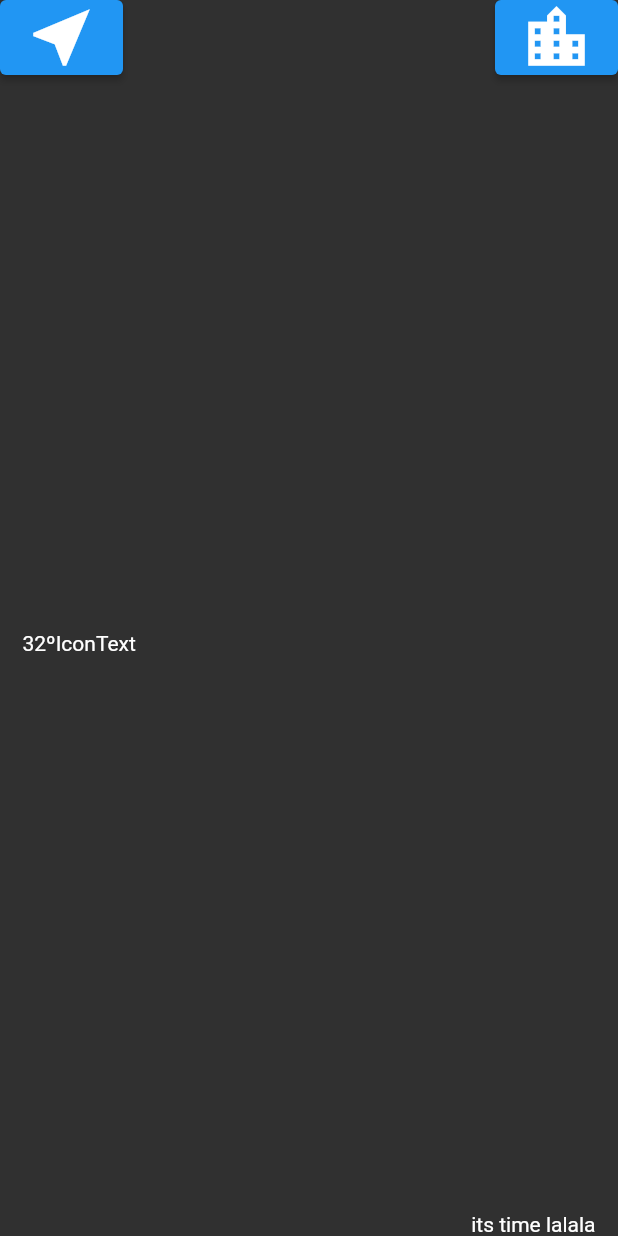
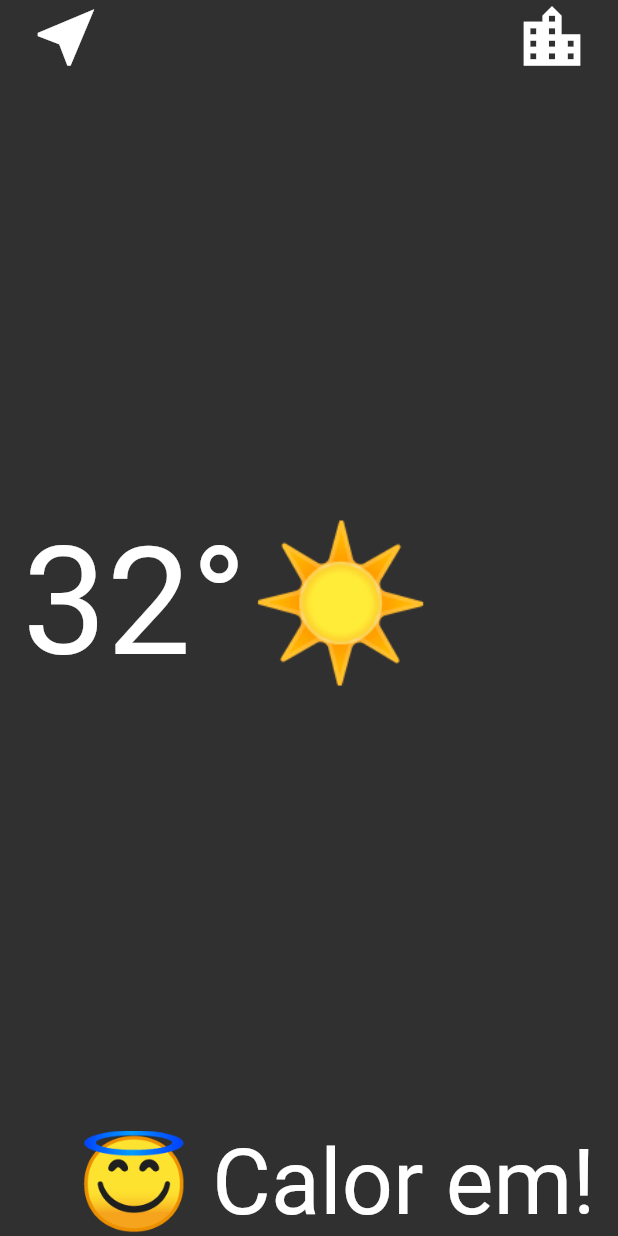
Before and after one commit to gcoutinho1/weather, a Flutter app: the LocationScreen screen opened directly, on a phone screen of 412 x 824 dp. Run offline on Flutter 3.47's test engine with Material 2 defaults, Android fonts, the phone set to English and light mode, and no system bars; our stand-ins replace flutter_spinkit, geolocator, google_fonts; network calls fail.

```diff
--- a/lib/screens/loading_screen.dart
+++ b/lib/screens/loading_screen.dart
@@ -1,4 +1,6 @@
 import 'package:flutter/material.dart';
+import 'package:flutter_spinkit/flutter_spinkit.dart';
+import 'package:weather/screens/location_screen.dart';
 import 'package:weather/services/location.dart';
 import 'package:weather/services/networking.dart';
 import 'package:weather/utils/api/api_key.dart';
@@ -24,11 +26,10 @@ class _LoadingScreenState extends State<LoadingScreen> {
   Widget build(BuildContext context) {
     return Scaffold(
       body: Center(
-        child: ElevatedButton(
-            onPressed: () {
-              getLocationData();
-            },
-            child: Text('Sua localização')),
+        child: SpinKitSpinningLines(
+          color: Colors.orangeAccent,
+          size: 100,
+        ),
       ),
     );
   }
@@ -44,5 +45,7 @@ class _LoadingScreenState extends State<LoadingScreen> {
         'https://api.openweathermap.org/data/2.5/weather?lat=$latitude&lon=$longitude&appid=$apiKey');
 
     var weatherData = await netWorkHelper.getData();
+    Navigator.push(
+        context, MaterialPageRoute(builder: (context) => LocationScreen()));
   }
 }
--- a/lib/screens/location_screen.dart
+++ b/lib/screens/location_screen.dart
@@ -1,10 +1,11 @@
 import 'package:flutter/material.dart';
+import 'package:google_fonts/google_fonts.dart';
+
+import '../utils/constants.dart';
 
 class LocationScreen extends StatefulWidget {
-  const LocationScreen({Key? key}) : super(key: key);
-
   @override
-  State<LocationScreen> createState() => _LocationScreenState();
+  _LocationScreenState createState() => _LocationScreenState();
 }
 
 class _LocationScreenState extends State<LocationScreen> {
@@ -12,49 +13,66 @@ class _LocationScreenState extends State<LocationScreen> {
   Widget build(BuildContext context) {
     return Scaffold(
       body: Container(
-        decoration: BoxDecoration(),
+        // decoration: BoxDecoration(
+        //   // image: DecorationImage(
+        //   //   image: AssetImage('images/location_background.jpg'),
+        //   //   fit: BoxFit.cover,
+        //   //   colorFilter: ColorFilter.mode(
+        //   //       Colors.white.withOpacity(0.8), BlendMode.dstATop),
+        //   // ),
+        // ),
+        // constraints: BoxConstraints.expand(),
+        child: SafeArea(
           child: Column(
             mainAxisAlignment: MainAxisAlignment.spaceBetween,
             crossAxisAlignment: CrossAxisAlignment.stretch,
-          children: [
+            children: <Widget>[
               Row(
                 mainAxisAlignment: MainAxisAlignment.spaceBetween,
-              children: [
-                ElevatedButton(
+                children: <Widget>[
+                  FlatButton(
                     onPressed: () {},
                     child: Icon(
                       Icons.near_me,
-                    size: 50,
+                      size: 50.0,
                     ),
                   ),
-                ElevatedButton(
+                  FlatButton(
                     onPressed: () {},
                     child: Icon(
                       Icons.location_city,
-                    size: 50,
+                      size: 50.0,
                     ),
                   ),
                 ],
               ),
               Padding(
-              padding: EdgeInsets.only(left: 15),
+                padding: EdgeInsets.only(left: 15.0),
                 child: Row(
-                children: [
-                  Text('32º'),
-                  Text('IconText'),
+                  children: <Widget>[
+                    Text(
+                      '32°',
+                      style: GoogleFonts.roboto(fontSize: 100),
+                    ),
+                    Text(
+                      '☀️',
+                      style: kConditionTextStyle,
+                    ),
                   ],
                 ),
               ),
               Padding(
-              padding: EdgeInsets.only(right: 15),
+                padding: EdgeInsets.only(right: 15.0),
                 child: Text(
-                'its time lalala',
+                  "😇️ Calor em!",
                   textAlign: TextAlign.right,
+                  style: GoogleFonts.roboto(fontSize: 60),
                 ),
               ),
             ],
           ),
         ),
+      ),
     );
   }
 }
--- a/lib/utils/constants.dart
+++ b/lib/utils/constants.dart
@@ -0,0 +1,15 @@
+import 'package:flutter/material.dart';
+
+const kMessageTextStyle = TextStyle(
+  fontFamily: 'Spartan MB',
+  fontSize: 60,
+);
+
+const kButtonTextStyle = TextStyle(
+  fontSize: 30,
+  fontFamily: 'Spartan MB',
+);
+
+const kConditionTextStyle = TextStyle(
+  fontSize: 100,
+);
```
Lines whose indentation alone changed are shown as unchanged.
